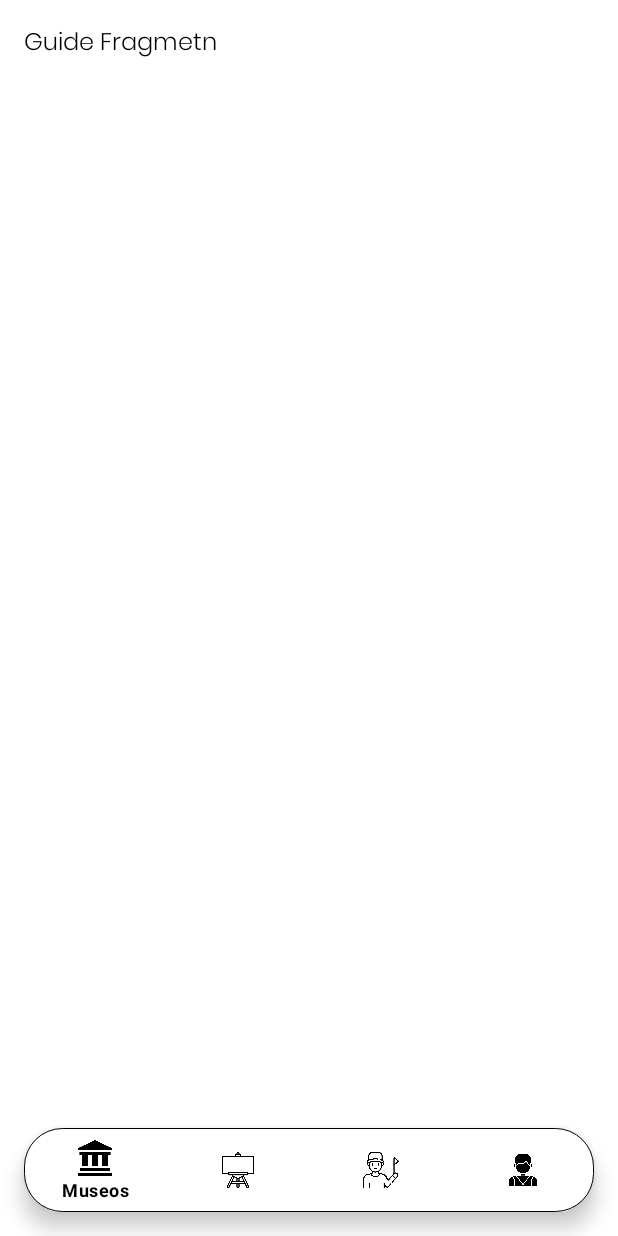
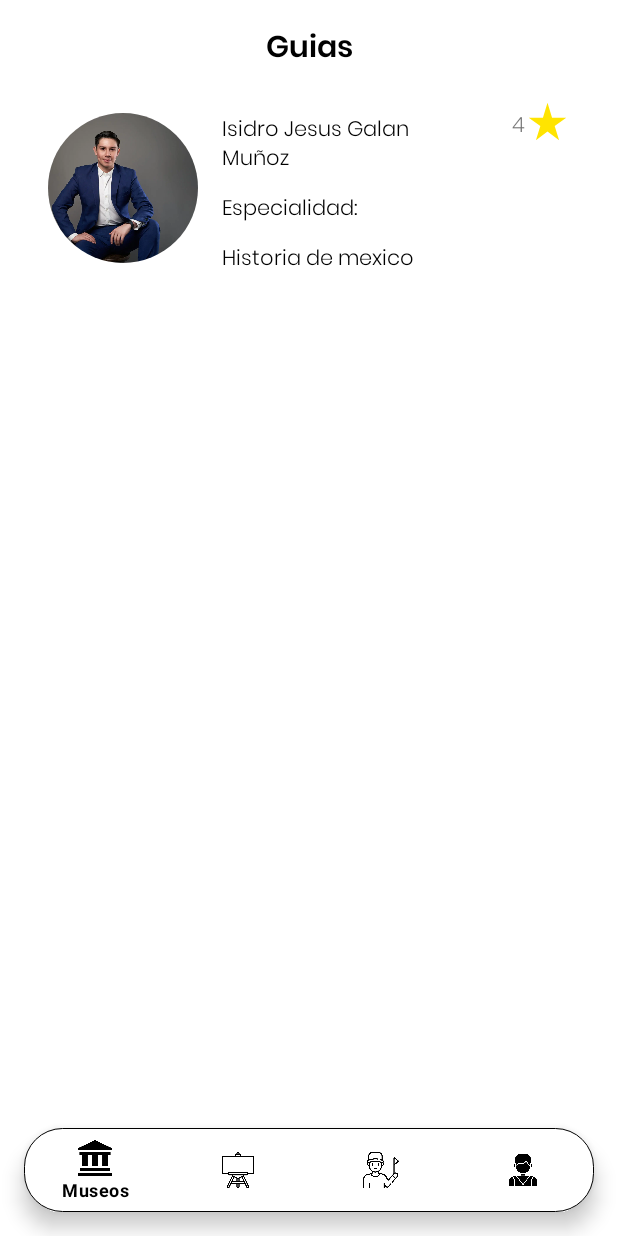
Before and after one commit to IsidroJesusGalanM/CAV, an Android app: the fragment GuidesFragment placed in its activity, on a phone screen of 412 x 824 dp. Run offline under Robolectric (Android 15) with nearby library versions, the phone set to English and light mode, and no system bars; our stand-ins replace CircleImageView.

Commit message:
update views

```diff
--- a/app/build.gradle
+++ b/app/build.gradle
@@ -38,12 +38,13 @@ android {
 dependencies {
 
     implementation 'de.hdodenhof:circleimageview:3.1.0'
-    implementation 'androidx.core:core-ktx:1.10.0'
+    implementation 'androidx.core:core-ktx:1.10.1'
     implementation 'com.airbnb.android:lottie:3.0.3'
     implementation 'androidx.recyclerview:recyclerview:1.3.0'
     implementation 'androidx.appcompat:appcompat:1.6.1'
-    implementation 'com.google.android.material:material:1.8.0'
+    implementation 'com.google.android.material:material:1.9.0'
     implementation 'androidx.constraintlayout:constraintlayout:2.1.4'
+    implementation 'androidx.core:core-ktx:1.10.1'
     testImplementation 'junit:junit:4.13.2'
     androidTestImplementation 'androidx.test.ext:junit:1.1.5'
     androidTestImplementation 'androidx.test.espresso:espresso-core:3.5.1'
--- a/app/src/main/AndroidManifest.xml
+++ b/app/src/main/AndroidManifest.xml
@@ -11,6 +11,9 @@
         android:supportsRtl="true"
         android:theme="@style/Theme.CAV"
         tools:targetApi="31">
+        <activity
+            android:name=".DetailsGuideActivity"
+            android:exported="false" />
         <activity
             android:name=".details_museum_activity"
             android:exported="false" />
--- a/app/src/main/java/com/example/cav/GuidesFragment.kt
+++ b/app/src/main/java/com/example/cav/GuidesFragment.kt
@@ -1,10 +1,12 @@
 package com.example.cav
 
+import android.content.Intent
 import android.os.Bundle
 import androidx.fragment.app.Fragment
 import android.view.LayoutInflater
 import android.view.View
 import android.view.ViewGroup
+import androidx.recyclerview.widget.LinearLayoutManager
 import com.example.cav.databinding.FragmentGuidesBinding
 
 
@@ -18,7 +20,31 @@ class GuidesFragment : Fragment() {
         // Inflate the layout for this fragment
         _binding = FragmentGuidesBinding.inflate(inflater,container,false)
         val view = binding.root
+
+        setup()
         return view
+
+    }
+
+    private fun setup() {
+        val list = mutableListOf<GuidesList>()
+
+        list.add(GuidesList(id,"Isidro Jesus Galan Muñoz",4,"Historia de mexico","Soy un apasionado de mi trabajo me encanta la historia y el compartirla con la gente",R.drawable.persona_ejemplo_1))
+
+        val adapter = RecyclerGuideLista()
+        binding.guidesRecycler.adapter = adapter
+        binding.guidesRecycler.layoutManager = LinearLayoutManager(context)
+        adapter.submitList(list)
+
+        adapter.onItemClickListener = {
+            val intent = Intent(context, DetailsGuideActivity::class.java)
+                .putExtra("nombre",it.name)
+                .putExtra("imagen",it.foto)
+                .putExtra("calificacion",it.calif)
+                .putExtra("descripcion",it.descripcion)
+                .putExtra("esp",it.especialidad)
+            startActivity(intent)
+        }
     }
 
     override fun onDestroy() {
--- /dev/null
+++ b/app/src/main/java/com/example/cav/GuidesList.kt
@@ -0,0 +1,4 @@
+package com.example.cav
+
+data class GuidesList(var id:Int,var name:String,var calif:Int,var especialidad:String, var descripcion:String, var foto:Int) {
+}
--- a/app/src/main/java/com/example/cav/HomeFragment.kt
+++ b/app/src/main/java/com/example/cav/HomeFragment.kt
@@ -31,6 +31,8 @@ class HomeFragment : Fragment(){
         lista.add(MuseosLista(2,"Centro cultural universitario Tlatelolco","A este vestigio de la arquitectura modernista le ha sido imposible pasar inadvertido durante los últimos dos años",
             "del artista estadounidense Thomas Glassford, la cual rodea el edificio de 22 pisos. Enclavado en los linderos de la unidad habitacional que le da nombre, el Centro Cultural Universitario Tlatelolco ofrece tres exposiciones permanentes: la muestra multimedia Memorial del 68, Colección Stavenhagen –de arte prehispánico– y Museo Tlatelolco, conformada por piezas prehispánicas localizadas en la zona arqueológica adyacente al foro.",
             300,R.drawable.centro_estudiantil_tlate))
+
+
         val adapter = RecyclerMuseosLista()
         binding.recycler.adapter = adapter
         binding.recycler.layoutManager = LinearLayoutManager(context)
--- /dev/null
+++ b/app/src/main/java/com/example/cav/RecyclerGuideLista.kt
@@ -0,0 +1,52 @@
+package com.example.cav
+
+import android.view.LayoutInflater
+import android.view.ViewGroup
+import androidx.recyclerview.widget.ListAdapter
+import androidx.recyclerview.widget.RecyclerView
+
+
+import androidx.recyclerview.widget.DiffUtil
+import com.example.cav.databinding.FragmentGuidesBinding
+import com.example.cav.databinding.RecyclerGuidesListaBinding
+import com.example.cav.databinding.RecyclerMuseosListaBinding
+
+class RecyclerGuideLista(): ListAdapter<GuidesList,RecyclerGuideLista.ViewHolder>(DiffCallback) {
+    companion object DiffCallback: DiffUtil.ItemCallback<GuidesList>(){
+        override fun areItemsTheSame(oldItem: GuidesList, newItem: GuidesList): Boolean {
+            return oldItem.id == newItem.id
+        }
+
+        override fun areContentsTheSame(oldItem: GuidesList, newItem: GuidesList): Boolean {
+            return oldItem == newItem
+        }
+
+    }
+
+
+
+    override fun onCreateViewHolder(parent: ViewGroup, viewType: Int): ViewHolder {
+        val layoutInflater = LayoutInflater.from(parent.context)
+        val binding = RecyclerGuidesListaBinding.inflate(layoutInflater,parent,false)
+        return ViewHolder(binding)
+    }
+
+    override fun onBindViewHolder(holder: ViewHolder, position: Int) {
+        val guide = getItem(position)
+        holder.bind(guide)
+    }
+
+    lateinit var onItemClickListener:(GuidesList) -> Unit
+
+    inner class ViewHolder(private val binding: RecyclerGuidesListaBinding): RecyclerView.ViewHolder(binding.root){
+        fun bind(guide:GuidesList){
+            binding.imageGuide.setImageResource(guide.foto)
+            binding.nombreGuia.text = guide.name
+            binding.calif.text = guide.calif.toString()
+            binding.especialidad.text = guide.especialidad
+            binding.root.setOnClickListener {
+                onItemClickListener(guide)
+            }
+        }
+    }
+}
--- /dev/null
+++ b/app/src/main/res/drawable/star.xml
@@ -0,0 +1,5 @@
+<vector android:height="24dp" android:tint="#FFE400"
+    android:viewportHeight="24" android:viewportWidth="24"
+    android:width="24dp" xmlns:android="http://schemas.android.com/apk/res/android">
+    <path android:fillColor="@android:color/white" android:pathData="M14.43,10l-2.43,-8l-2.43,8l-7.57,0l6.18,4.41l-2.35,7.59l6.17,-4.69l6.18,4.69l-2.35,-7.59l6.17,-4.41z"/>
+</vector>
--- a/app/src/main/res/layout/fragment_guides.xml
+++ b/app/src/main/res/layout/fragment_guides.xml
@@ -1,15 +1,25 @@
 <?xml version="1.0" encoding="utf-8"?>
-<FrameLayout xmlns:android="http://schemas.android.com/apk/res/android"
+<androidx.constraintlayout.widget.ConstraintLayout xmlns:android="http://schemas.android.com/apk/res/android"
     xmlns:tools="http://schemas.android.com/tools"
     android:layout_width="match_parent"
     android:layout_height="match_parent"
+    xmlns:app="http://schemas.android.com/apk/res-auto"
     android:padding="16dp"
     tools:context=".GuidesFragment">
 
     <TextView
+        android:id="@+id/titulo_guias"
         android:layout_width="match_parent"
-        android:layout_height="match_parent"
-        android:text="Guide Fragmetn"
-        style="@style/normalText_black"/>
+        android:layout_height="wrap_content"
+        android:text="Guias"
+        app:layout_constraintTop_toTopOf="parent"
+        android:textAlignment="center"
+        style="@style/titleTextStyle"/>
 
-</FrameLayout>
+    <androidx.recyclerview.widget.RecyclerView
+        android:id="@+id/guides_recycler"
+        android:layout_width="match_parent"
+        android:layout_height="wrap_content"
+        app:layout_constraintTop_toBottomOf="@id/titulo_guias"/>
+
+</androidx.constraintlayout.widget.ConstraintLayout>
--- /dev/null
+++ b/app/src/main/res/layout/recycler_guides_lista.xml
@@ -0,0 +1,77 @@
+<?xml version="1.0" encoding="utf-8"?>
+<androidx.constraintlayout.widget.ConstraintLayout xmlns:android="http://schemas.android.com/apk/res/android"
+    android:layout_width="match_parent"
+    android:layout_height="150dp"
+    xmlns:tools="http://schemas.android.com/tools"
+    android:padding="16dp"
+
+    xmlns:app="http://schemas.android.com/apk/res-auto">
+
+    <de.hdodenhof.circleimageview.CircleImageView
+        android:id="@+id/image_guide"
+        android:layout_width="100dp"
+        android:layout_height="100dp"
+        app:layout_constraintTop_toTopOf="parent"
+        app:layout_constraintLeft_toLeftOf="parent"
+        app:layout_constraintBottom_toBottomOf="parent"
+        tools:src="@color/black"
+        android:scaleType="centerCrop" />
+
+    <TextView
+        android:id="@+id/nombre_Guia"
+        android:layout_width="160dp"
+        android:layout_height="wrap_content"
+        tools:text="Isidro Jesus"
+        style="@style/normalPlainTextStyle"
+        app:layout_constraintLeft_toRightOf="@id/image_guide"
+        app:layout_constraintTop_toTopOf="@id/image_guide"
+        android:layout_marginStart="16dp"
+        />
+
+    <TextView
+        android:id="@+id/especialidad_text"
+        android:layout_width="wrap_content"
+        android:layout_height="wrap_content"
+        android:text="Especialidad:"
+        style="@style/normalPlainTextStyle"
+        app:layout_constraintTop_toBottomOf="@id/nombre_Guia"
+        app:layout_constraintLeft_toRightOf="@id/image_guide"
+        android:layout_marginStart="16dp"
+        android:layout_marginTop="10dp"
+        />
+
+    <TextView
+        android:id="@+id/especialidad"
+        android:layout_width="wrap_content"
+        android:layout_height="wrap_content"
+        style="@style/normalPlainTextStyle"
+        tools:text="Historia, antropologia"
+        app:layout_constraintTop_toBottomOf="@id/especialidad_text"
+        app:layout_constraintLeft_toRightOf="@id/image_guide"
+        android:layout_marginStart="16dp"
+        android:layout_marginTop="10dp"
+        />
+
+    <ImageView
+        android:id="@+id/estrella"
+        android:layout_width="30dp"
+        android:layout_height="30dp"
+        app:layout_constraintRight_toRightOf="parent"
+        app:layout_constraintTop_toTopOf="parent"
+        android:src="@drawable/star"
+        />
+
+    <TextView
+        android:id="@+id/calif"
+        android:layout_width="wrap_content"
+        android:layout_height="wrap_content"
+        app:layout_constraintRight_toLeftOf="@id/estrella"
+        app:layout_constraintBottom_toBottomOf="@id/estrella"
+        tools:text="5.0"
+        android:fontFamily="@font/poppins_light"
+        />
+
+
+
+
+</androidx.constraintlayout.widget.ConstraintLayout>
--- a/app/src/main/res/values/themes.xml
+++ b/app/src/main/res/values/themes.xml
@@ -19,11 +19,7 @@
 
 
 
-
-    <style name="miBoton" parent="Widget.AppCompat.Button">
-        <item name="android:textAllCaps">false</item>
-    </style>
-
+    //text styles
     <style name="title_white">
         <item name="android:textColor">@color/white</item>
         <item name="fontFamily">@font/poppins_medium</item>
@@ -56,6 +52,20 @@
         <item name="android:textColor">@color/white</item>
     </style>
 
+    //Text styles into app
+
+    <style name="normalPlainTextStyle">
+        <item name="android:fontFamily">@font/poppins_light</item>
+        <item name="android:textSize">14sp</item>
+        <item name="android:textColor">@color/black</item>
+    </style>
+
+    <style name="titleTextStyle">
+        <item name="android:fontFamily">@font/poppins_semibold</item>
+        <item name="android:textSize">20sp</item>
+        <item name="android:textColor">@color/black</item>
+    </style>
+
     //button Styles
 
     <style name="button_design_user">
@@ -66,4 +76,9 @@
 
     </style>
 
+
+    <style name="miBoton" parent="Widget.AppCompat.Button">
+        <item name="android:textAllCaps">false</item>
+    </style>
+
 </resources>
--- a/build.gradle
+++ b/build.gradle
@@ -2,5 +2,5 @@
 plugins {
     id 'com.android.application' version '7.4.1' apply false
     id 'com.android.library' version '7.4.1' apply false
-    id 'org.jetbrains.kotlin.android' version '1.8.0' apply false
+    id 'org.jetbrains.kotlin.android' version '1.9.0-Beta' apply false
 }
```
Also changed, not shown: app/src/main/java/com/example/cav/DetailsGuideActivity.kt (added, +34 -0 lines), app/src/main/res/layout/activity_details_guide.xml (added, +64 -0 lines), app/src/main/java/com/example/cav/DetailsMuseumActivity.kt (renamed from app/src/main/java/com/example/cav/details_museum_activity.kt), app/src/main/res/drawable/persona_ejemplo_1.webp (added).
